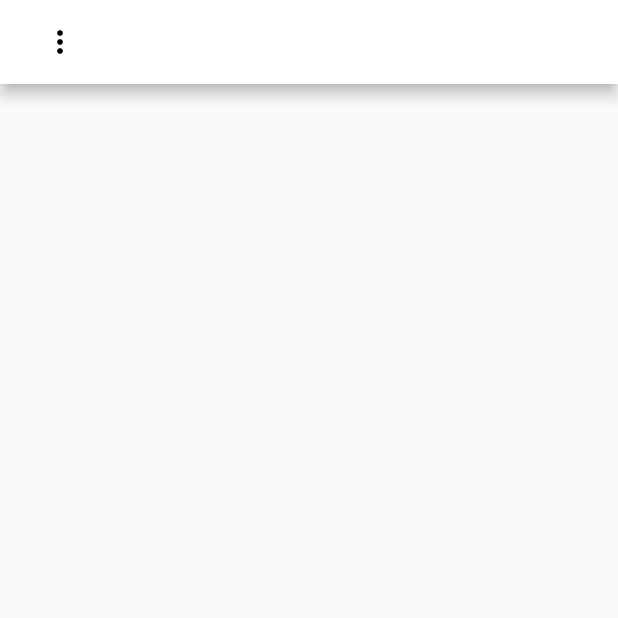
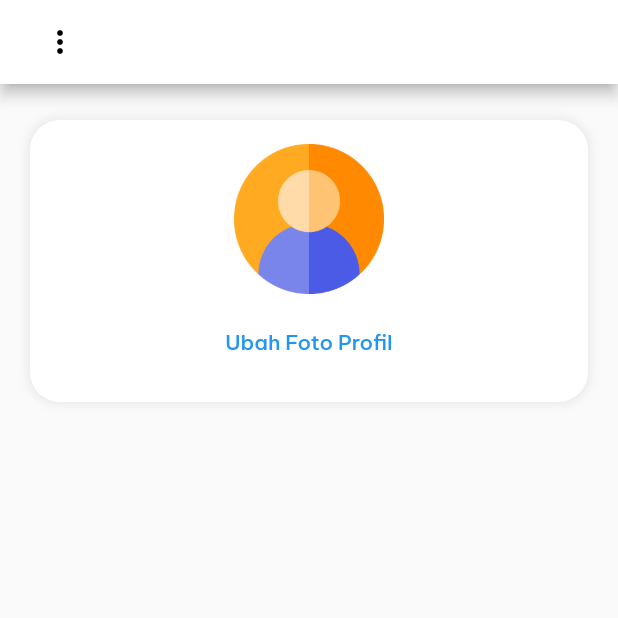
Before and after one commit to deevarindu/flutter_kelasku_tubes, a Flutter app: the screen it shows after launch, on a phone screen of 412 x 824 dp, the top half of it. Run offline on Flutter 3.47's test engine with Material 2 defaults, Android fonts, the phone set to English and light mode, and no system bars; our stand-ins replace google_fonts.

Commit message:
Fixing some problems, adding image, adding asset folder

```diff
--- a/lib/screens/login_screen.dart
+++ b/lib/screens/login_screen.dart
@@ -58,7 +58,7 @@ class LoginScreen extends StatelessWidget {
                           Navigator.pushReplacement(
                             context,
                             MaterialPageRoute(
-                              builder: (context) => RegisterScreen(),
+                              builder: (context) => const RegisterScreen(),
                             ),
                           );
                         },
--- a/lib/screens/profile_screen.dart
+++ b/lib/screens/profile_screen.dart
@@ -28,6 +28,36 @@ class ProfileScreen extends StatelessWidget {
           ],
         ),
       ),
+      body: SingleChildScrollView(
+        child: Container(
+          margin: const EdgeInsets.symmetric(horizontal: 20, vertical: 24),
+          padding: const EdgeInsets.symmetric(horizontal: 20, vertical: 16),
+          width: MediaQuery.of(context).size.width,
+          decoration: BoxDecoration(
+            borderRadius: BorderRadius.circular(20),
+            color: Colors.white,
+            boxShadow: const [
+              BoxShadow(
+                color: Color.fromARGB(26, 77, 77, 77),
+                blurRadius: 5,
+                spreadRadius: 1,
+              ),
+            ],
+          ),
+          child: Column(
+            children: [
+              Image.asset('assets/images/user.png', width: 100, height: 100),
+              const SizedBox(height: 8),
+              TextButton(
+                onPressed: () {},
+                child: const Text(
+                  'Ubah Foto Profil',
+                ),
+              ),
+            ],
+          ),
+        ),
+      ),
     );
   }
 }
--- a/pubspec.yaml
+++ b/pubspec.yaml
@@ -59,8 +59,8 @@ flutter:
   uses-material-design: true
 
   # To add assets to your application, add an assets section, like this:
-  #assets:
-  #  - assets/images/
+  assets:
+    - assets/images/
 
 
   # An image asset can refer to one or more resolution-specific "variants", see
```
Also changed, not shown: assets/images/user.png (added), 1 other file.
